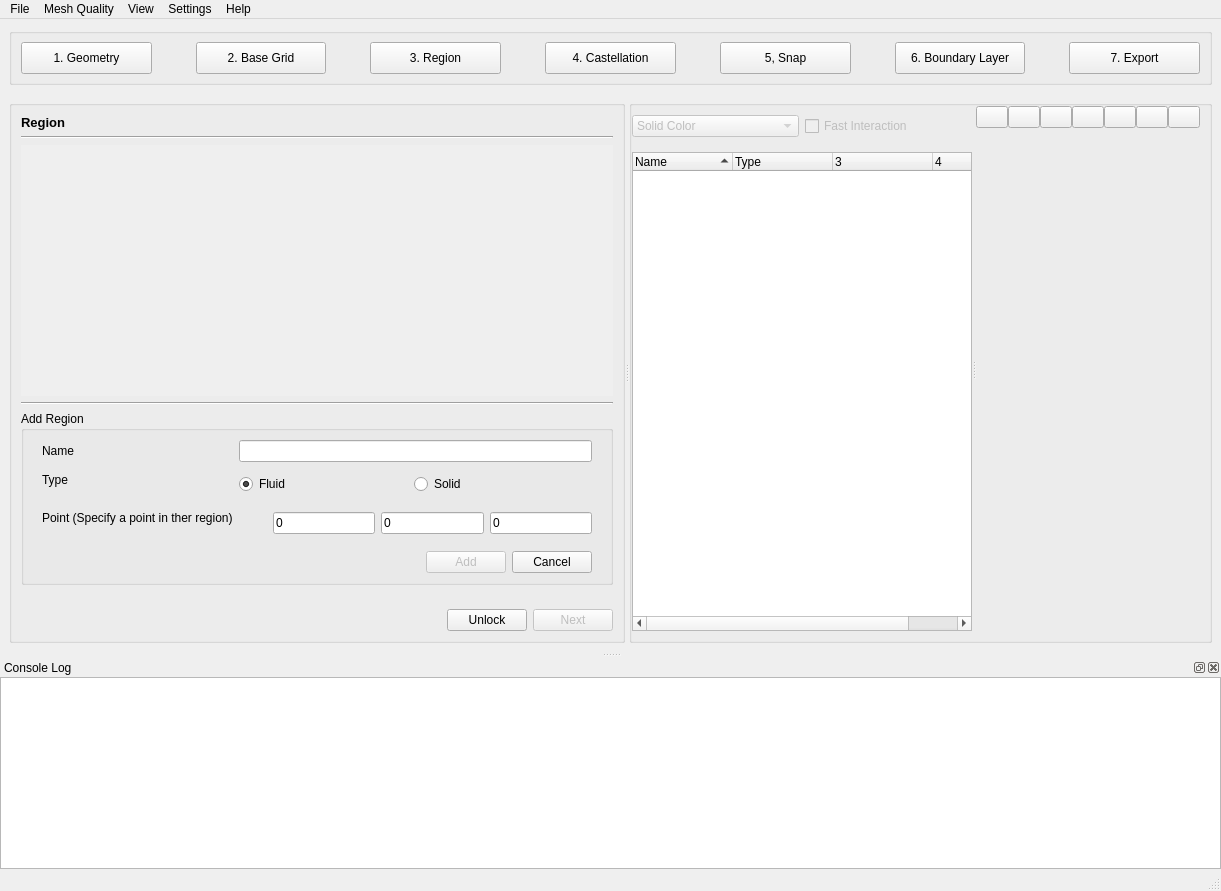
Before: the Qt Designer form view/main_window/main_window.ui in nextfoam/baram, drawn with Qt 5.
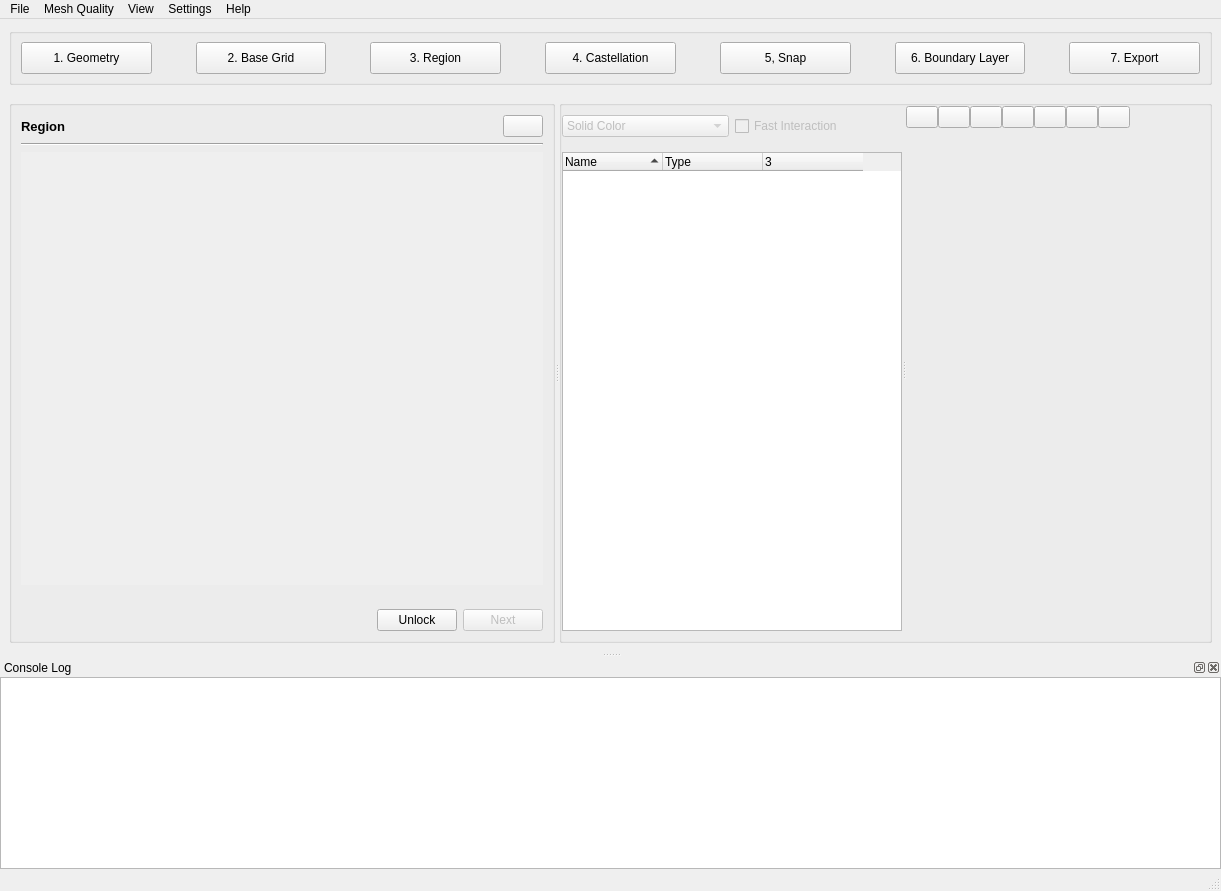
After: the same form once the commit is applied. The open tabs and pages were chosen to show the change. Icons and pictures are not drawn. Custom widgets are drawn as their Qt base class.

Commit message: Region 페이지 화면 구성 변경

What changed in the file:
```diff
--- a/view/main_window/main_window.ui
+++ b/view/main_window/main_window.ui
@@ -771,16 +771,51 @@
              <widget class="QWidget" name="regionPage">
               <layout class="QVBoxLayout" name="verticalLayout_26">
                <item>
-                <widget class="QLabel" name="label_38">
-                 <property name="font">
-                  <font>
-                   <pointsize>10</pointsize>
-                   <bold>true</bold>
-                  </font>
-                 </property>
-                 <property name="text">
-                  <string>Region</string>
-                 </property>
+                <widget class="QWidget" name="widget_33" native="true">
+                 <layout class="QHBoxLayout" name="horizontalLayout_18">
+                  <property name="leftMargin">
+                   <number>0</number>
+                  </property>
+                  <property name="topMargin">
+                   <number>0</number>
+                  </property>
+                  <property name="rightMargin">
+                   <number>0</number>
+                  </property>
+                  <property name="bottomMargin">
+                   <number>0</number>
+                  </property>
+                  <item>
+                   <widget class="QLabel" name="label_38">
+                    <property name="sizePolicy">
+                     <sizepolicy hsizetype="Expanding" vsizetype="Preferred">
+                      <horstretch>0</horstretch>
+                      <verstretch>0</verstretch>
+                     </sizepolicy>
+                    </property>
+                    <property name="font">
+                     <font>
+                      <pointsize>10</pointsize>
+                      <bold>true</bold>
+                     </font>
+                    </property>
+                    <property name="text">
+                     <string>Region</string>
+                    </property>
+                   </widget>
+                  </item>
+                  <item>
+                   <widget class="FlatPushButton" name="regionAdd">
+                    <property name="text">
+                     <string/>
+                    </property>
+                    <property name="icon">
+                     <iconset resource="../../resource.qrc">
+                      <normaloff>:/icons/add-circle-outline.svg</normaloff>:/icons/add-circle-outline.svg</iconset>
+                    </property>
+                   </widget>
+                  </item>
+                 </layout>
                 </widget>
                </item>
                <item>
@@ -804,205 +839,12 @@
                     <x>0</x>
                     <y>0</y>
                     <width>598</width>
-                    <height>259</height>
+                    <height>438</height>
                    </rect>
                   </property>
                  </widget>
                 </widget>
                </item>
-               <item>
-                <widget class="Line" name="line_3">
-                 <property name="orientation">
-                  <enum>Qt::Horizontal</enum>
-                 </property>
-                </widget>
-               </item>
-               <item>
-                <widget class="QGroupBox" name="regionForm">
-                 <property name="title">
-                  <string>Add Region</string>
-                 </property>
-                 <layout class="QVBoxLayout" name="verticalLayout_7">
-                  <property name="spacing">
-                   <number>2</number>
-                  </property>
-                  <property name="topMargin">
-                   <number>0</number>
-                  </property>
-                  <item>
-                   <widget class="QWidget" name="widget_6" native="true">
-                    <layout class="QFormLayout" name="formLayout_2">
-                     <property name="rowWrapPolicy">
-                      <enum>QFormLayout::WrapLongRows</enum>
-                     </property>
-                     <item row="0" column="0">
-                      <widget class="QLabel" name="label_5">
-                       <property name="text">
-                        <string>Name</string>
-                       </property>
-                      </widget>
-                     </item>
-                     <item row="0" column="1">
-                      <widget class="QLineEdit" name="name"/>
-                     </item>
-                     <item row="1" column="0">
-                      <widget class="QLabel" name="label_6">
-                       <property name="text">
-                        <string>Type</string>
-                       </property>
-                      </widget>
-                     </item>
-                     <item row="1" column="1">
-                      <widget class="QWidget" name="widget_7" native="true">
-                       <layout class="QHBoxLayout" name="horizontalLayout_6">
-                        <property name="leftMargin">
-                         <number>0</number>
-                        </property>
-                        <property name="topMargin">
-                         <number>6</number>
-                        </property>
-                        <property name="bottomMargin">
-                         <number>6</number>
-                        </property>
-                        <item>
-                         <widget class="QRadioButton" name="fluid">
-                          <property name="text">
-                           <string>Fluid</string>
-                          </property>
-                          <property name="checked">
-                           <bool>true</bool>
-                          </property>
-                          <attribute name="buttonGroup">
-                           <string notr="true">regionTypeRadios</string>
-                          </attribute>
-                         </widget>
-                        </item>
-                        <item>
-                         <widget class="QRadioButton" name="solid">
-                          <property name="text">
-                           <string>Solid</string>
-                          </property>
-                          <property name="checked">
-                           <bool>false</bool>
-                          </property>
-                          <attribute name="buttonGroup">
-                           <string notr="true">regionTypeRadios</string>
-                          </attribute>
-                         </widget>
-                        </item>
-                       </layout>
-                      </widget>
-                     </item>
-                     <item row="2" column="0">
-                      <widget class="QLabel" name="label_13">
-                       <property name="text">
-                        <string>Point (Specify a point in ther region)</string>
-                       </property>
-                      </widget>
-                     </item>
-                     <item row="2" column="1">
-                      <widget class="QWidget" name="widget_8" native="true">
-                       <layout class="QHBoxLayout" name="horizontalLayout_7">
-                        <property name="leftMargin">
-                         <number>0</number>
-                        </property>
-                        <property name="topMargin">
-                         <number>6</number>
-                        </property>
-                        <property name="rightMargin">
-                         <number>0</number>
-                        </property>
-                        <property name="bottomMargin">
-                         <number>6</number>
-                        </property>
-                        <item>
-                         <spacer name="horizontalSpacer_4">
-                          <property name="orientation">
-                           <enum>Qt::Horizontal</enum>
-                          </property>
-                          <property name="sizeHint" stdset="0">
-                           <size>
-                            <width>40</width>
-                            <height>20</height>
-                           </size>
-                          </property>
-                         </spacer>
-                        </item>
-                        <item>
-                         <widget class="QLineEdit" name="x">
-                          <property name="text">
-                           <string>0</string>
-                          </property>
-                         </widget>
-                        </item>
-                        <item>
-                         <widget class="QLineEdit" name="y">
-                          <property name="text">
-                           <string>0</string>
-                          </property>
-                         </widget>
-                        </item>
-                        <item>
-                         <widget class="QLineEdit" name="z">
-                          <property name="text">
-                           <string>0</string>
-                          </property>
-                         </widget>
-                        </item>
-                       </layout>
-                      </widget>
-                     </item>
-                    </layout>
-                   </widget>
-                  </item>
-                  <item>
-                   <widget class="QWidget" name="widget_9" native="true">
-                    <layout class="QHBoxLayout" name="horizontalLayout_8">
-                     <property name="topMargin">
-                      <number>0</number>
-                     </property>
-                     <property name="bottomMargin">
-                      <number>0</number>
-                     </property>
-                     <item>
-                      <spacer name="horizontalSpacer_5">
-                       <property name="orientation">
-                        <enum>Qt::Horizontal</enum>
-                       </property>
-                       <property name="sizeHint" stdset="0">
-                        <size>
-                         <width>177</width>
-                         <height>20</height>
-                        </size>
-                       </property>
-                      </spacer>
-                     </item>
-                     <item>
-                      <widget class="QPushButton" name="ok">
-                       <property name="enabled">
-                        <bool>false</bool>
-                       </property>
-                       <property name="text">
-                        <string>Add</string>
-                       </property>
-                      </widget>
-                     </item>
-                     <item>
-                      <widget class="QPushButton" name="cancel">
-                       <property name="enabled">
-                        <bool>true</bool>
-                       </property>
-                       <property name="text">
-                        <string>Cancel</string>
-                       </property>
-                      </widget>
-                     </item>
-                    </layout>
-                   </widget>
-                  </item>
-                 </layout>
-                </widget>
-               </item>
               </layout>
              </widget>
              <widget class="QWidget" name="castellationPage">
@@ -2422,7 +2264,7 @@
                   <bool>true</bool>
                  </property>
                  <property name="columnCount">
-                  <number>4</number>
+                  <number>3</number>
                  </property>
                  <attribute name="headerVisible">
                   <bool>true</bool>
@@ -2445,11 +2287,6 @@
                    <string/>
                   </property>
                  </column>
-                 <column>
-                  <property name="text">
-                   <string/>
-                  </property>
-                 </column>
                 </widget>
                </item>
               </layout>
```
Left out of the diff: 2 changed lines with no effect on the pictures. The commit also changes 1 other file.
